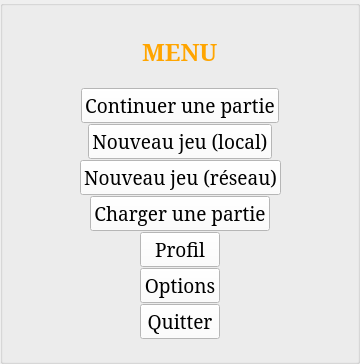
This is StreetCar/StreetCar/MainMenu.ui in paboccard/Projet_Prog_Jeu as Qt 5 draws it before an edit. The edited form follows.
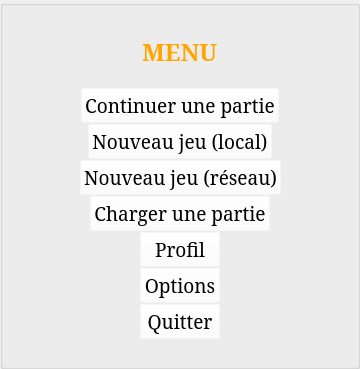
This is the edited form. Icons and pictures are not drawn.

Diff of the .ui file:
```diff
--- a/StreetCar/StreetCar/MainMenu.ui
+++ b/StreetCar/StreetCar/MainMenu.ui
@@ -7,7 +7,7 @@
     <x>0</x>
     <y>0</y>
     <width>360</width>
-    <height>364</height>
+    <height>369</height>
    </rect>
   </property>
   <property name="windowTitle">
@@ -56,7 +56,7 @@
 }
 
 QPushButton {
-	background-color: rgba(255, 255, 255, 255);
+	background-color: rgba(255, 255, 255, 0);
 }
 
 QPushButton:hover {
```
